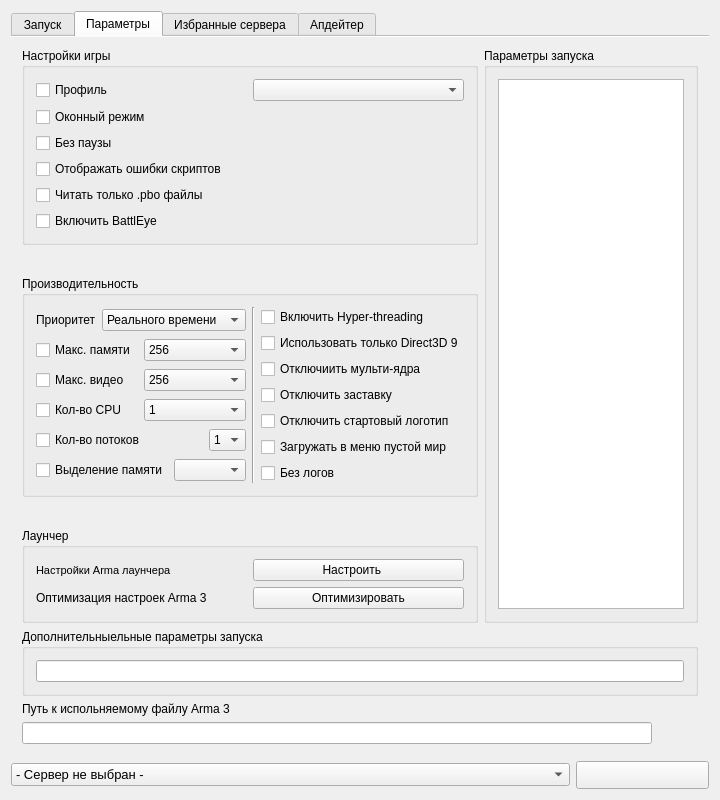
The window that launcher.ui (Fyzu/ArmALauncher) describes before a commit, drawn with Qt 5.
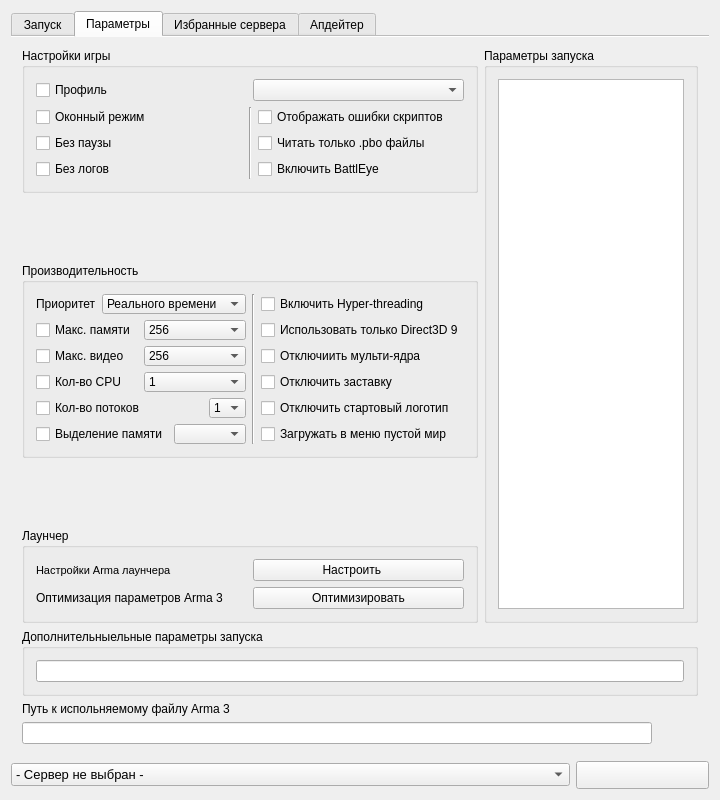
The same window after the commit. The open tabs and pages were chosen to show the change. Icons and pictures are not drawn.

```diff
--- a/launcher.ui
+++ b/launcher.ui
@@ -56,13 +56,13 @@
          <locale language="Russian" country="Russia"/>
         </property>
         <property name="currentIndex">
-         <number>0</number>
+         <number>1</number>
         </property>
         <property name="documentMode">
          <bool>true</bool>
         </property>
         <property name="movable">
-         <bool>true</bool>
+         <bool>false</bool>
         </property>
         <property name="tabBarAutoHide">
          <bool>false</bool>
@@ -391,22 +391,18 @@
          <attribute name="title">
           <string>Параметры</string>
          </attribute>
-         <layout class="QGridLayout" name="gridLayout_3">
+         <layout class="QGridLayout" name="gridLayout_5">
           <item row="0" column="0">
-           <layout class="QVBoxLayout" name="verticalLayout_34">
+           <layout class="QHBoxLayout" name="horizontalLayout_5">
             <item>
-             <layout class="QHBoxLayout" name="horizontalLayout_44">
-              <item>
-               <layout class="QVBoxLayout" name="verticalLayout_35">
+             <layout class="QVBoxLayout" name="verticalLayout_6">
                 <item>
                  <widget class="QGroupBox" name="settingsBox">
                   <property name="title">
                    <string>Настройки игры</string>
                   </property>
-                  <layout class="QGridLayout" name="gridLayout_46">
+                <layout class="QGridLayout" name="gridLayout_3">
                    <item row="0" column="0">
-                    <layout class="QVBoxLayout" name="verticalLayout_36">
-                     <item>
                       <layout class="QHBoxLayout" name="horizontalLayout_45">
                        <item>
                         <widget class="QCheckBox" name="check_name">
@@ -424,6 +420,10 @@
                        </item>
                       </layout>
                      </item>
+                 <item row="1" column="0">
+                  <layout class="QHBoxLayout" name="horizontalLayout_6">
+                   <item>
+                    <layout class="QVBoxLayout" name="verticalLayout_4">
                      <item>
                       <widget class="QCheckBox" name="window">
                        <property name="toolTip">
@@ -447,6 +447,28 @@
                       </widget>
                      </item>
                      <item>
+                      <widget class="QCheckBox" name="noLogs">
+                       <property name="toolTip">
+                        <string>Игра не будет сохранять логи работы,
+увеличивает производительность.</string>
+                       </property>
+                       <property name="text">
+                        <string>Без логов</string>
+                       </property>
+                      </widget>
+                     </item>
+                    </layout>
+                   </item>
+                   <item>
+                    <widget class="Line" name="line_2">
+                     <property name="orientation">
+                      <enum>Qt::Vertical</enum>
+                     </property>
+                    </widget>
+                   </item>
+                   <item>
+                    <layout class="QVBoxLayout" name="verticalLayout_3">
+                     <item>
                       <widget class="QCheckBox" name="showScriptErrors">
                        <property name="toolTip">
                         <string>Отображение ошибок
@@ -481,6 +503,8 @@
                     </layout>
                    </item>
                   </layout>
+                 </item>
+                </layout>
                  </widget>
                 </item>
                 <item>
@@ -509,11 +533,17 @@
                        <item>
                         <widget class="QLabel" name="label_priorityLaunch">
                          <property name="sizePolicy">
-                          <sizepolicy hsizetype="Maximum" vsizetype="Preferred">
+                        <sizepolicy hsizetype="Maximum" vsizetype="Fixed">
                            <horstretch>0</horstretch>
                            <verstretch>0</verstretch>
                           </sizepolicy>
                          </property>
+                       <property name="minimumSize">
+                        <size>
+                         <width>0</width>
+                         <height>20</height>
+                        </size>
+                       </property>
                          <property name="text">
                           <string>Приоритет</string>
                          </property>
@@ -521,6 +551,12 @@
                        </item>
                        <item>
                         <widget class="QComboBox" name="priorityLaunch">
+                       <property name="minimumSize">
+                        <size>
+                         <width>0</width>
+                         <height>20</height>
+                        </size>
+                       </property>
                          <property name="toolTip">
                           <string>Приоритет работы в ОС.</string>
                          </property>
@@ -562,6 +598,12 @@
                       <layout class="QHBoxLayout" name="horizontalLayout_48">
                        <item>
                         <widget class="QCheckBox" name="check_maxMem">
+                       <property name="minimumSize">
+                        <size>
+                         <width>0</width>
+                         <height>20</height>
+                        </size>
+                       </property>
                          <property name="toolTip">
                           <string>Максимальное кол-во памяти ОЗУ
 которые будет использовать игра.
@@ -575,6 +617,12 @@
                        </item>
                        <item>
                         <widget class="QComboBox" name="maxMem">
+                       <property name="minimumSize">
+                        <size>
+                         <width>0</width>
+                         <height>20</height>
+                        </size>
+                       </property>
                          <item>
                           <property name="text">
                            <string>256</string>
@@ -608,6 +656,12 @@
                       <layout class="QHBoxLayout" name="horizontalLayout_49">
                        <item>
                         <widget class="QCheckBox" name="check_maxVRAM">
+                       <property name="minimumSize">
+                        <size>
+                         <width>0</width>
+                         <height>20</height>
+                        </size>
+                       </property>
                          <property name="toolTip">
                           <string>Максимальное кол-во видео памяти 
 которые будет использовать игра.
@@ -621,6 +675,12 @@
                        </item>
                        <item>
                         <widget class="QComboBox" name="maxVRAM">
+                       <property name="minimumSize">
+                        <size>
+                         <width>0</width>
+                         <height>20</height>
+                        </size>
+                       </property>
                          <item>
                           <property name="text">
                            <string>256</string>
@@ -654,6 +714,12 @@
                       <layout class="QHBoxLayout" name="horizontalLayout_50">
                        <item>
                         <widget class="QCheckBox" name="check_cpuCount">
+                       <property name="minimumSize">
+                        <size>
+                         <width>0</width>
+                         <height>20</height>
+                        </size>
+                       </property>
                          <property name="toolTip">
                           <string>Кол-во CPU, которые будет использовать игра.</string>
                          </property>
@@ -664,6 +730,12 @@
                        </item>
                        <item>
                         <widget class="QComboBox" name="cpuCount">
+                       <property name="minimumSize">
+                        <size>
+                         <width>0</width>
+                         <height>2</height>
+                        </size>
+                       </property>
                          <item>
                           <property name="text">
                            <string>1</string>
@@ -712,6 +784,12 @@
                       <layout class="QHBoxLayout" name="horizontalLayout_51">
                        <item>
                         <widget class="QCheckBox" name="check_exThreads">
+                       <property name="minimumSize">
+                        <size>
+                         <width>0</width>
+                         <height>20</height>
+                        </size>
+                       </property>
                          <property name="toolTip">
                           <string>Кол-во потоков, которые игра будет использовать.</string>
                          </property>
@@ -728,6 +806,12 @@
                            <verstretch>0</verstretch>
                           </sizepolicy>
                          </property>
+                       <property name="minimumSize">
+                        <size>
+                         <width>0</width>
+                         <height>20</height>
+                        </size>
+                       </property>
                          <item>
                           <property name="text">
                            <string>1</string>
@@ -756,6 +840,12 @@
                       <layout class="QHBoxLayout" name="horizontalLayout_52">
                        <item>
                         <widget class="QCheckBox" name="check_malloc">
+                       <property name="minimumSize">
+                        <size>
+                         <width>0</width>
+                         <height>20</height>
+                        </size>
+                       </property>
                          <property name="toolTip">
                           <string>Тип выделения памяти,
 Стандартный tbb4_malloc.</string>
@@ -766,7 +856,14 @@
                         </widget>
                        </item>
                        <item>
-                        <widget class="QComboBox" name="malloc"/>
+                      <widget class="QComboBox" name="malloc">
+                       <property name="minimumSize">
+                        <size>
+                         <width>0</width>
+                         <height>20</height>
+                        </size>
+                       </property>
+                      </widget>
                        </item>
                       </layout>
                      </item>
@@ -783,6 +880,12 @@
                     <layout class="QVBoxLayout" name="verticalLayout_38">
                      <item>
                       <widget class="QCheckBox" name="enableHT">
+                     <property name="minimumSize">
+                      <size>
+                       <width>0</width>
+                       <height>20</height>
+                      </size>
+                     </property>
                        <property name="toolTip">
                         <string>Многопоточность, 
 используется в основном на процессорах Intel.</string>
@@ -794,6 +897,12 @@
                      </item>
                      <item>
                       <widget class="QCheckBox" name="winxp">
+                     <property name="minimumSize">
+                      <size>
+                       <width>0</width>
+                       <height>20</height>
+                      </size>
+                     </property>
                        <property name="toolTip">
                         <string>Использование DX9, 
 применяется для ОС WinXP.</string>
@@ -805,6 +914,12 @@
                      </item>
                      <item>
                       <widget class="QCheckBox" name="noCB">
+                     <property name="minimumSize">
+                      <size>
+                       <width>0</width>
+                       <height>20</height>
+                      </size>
+                     </property>
                        <property name="toolTip">
                         <string>Используется лишь 1 ядро процессора.</string>
                        </property>
@@ -815,6 +930,12 @@
                      </item>
                      <item>
                       <widget class="QCheckBox" name="nosplash">
+                     <property name="minimumSize">
+                      <size>
+                       <width>0</width>
+                       <height>20</height>
+                      </size>
+                     </property>
                        <property name="toolTip">
                         <string>Отключить заставку при запуске,
 уменьшает время запуска игры.</string>
@@ -826,6 +947,12 @@
                      </item>
                      <item>
                       <widget class="QCheckBox" name="skipIntro">
+                     <property name="minimumSize">
+                      <size>
+                       <width>0</width>
+                       <height>20</height>
+                      </size>
+                     </property>
                        <property name="toolTip">
                         <string>Отключить логотипы игры при запуске,
 уменьшает время запуска игры.</string>
@@ -837,6 +964,12 @@
                      </item>
                      <item>
                       <widget class="QCheckBox" name="worldEmpty">
+                     <property name="minimumSize">
+                      <size>
+                       <width>0</width>
+                       <height>20</height>
+                      </size>
+                     </property>
                        <property name="toolTip">
                         <string>В меню загружается пустой мир,
 ускоряет время запуска игры.</string>
@@ -846,17 +979,6 @@
                        </property>
                       </widget>
                      </item>
-                     <item>
-                      <widget class="QCheckBox" name="noLogs">
-                       <property name="toolTip">
-                        <string>Игра не будет сохранять логи работы,
-увеличивает производительность.</string>
-                       </property>
-                       <property name="text">
-                        <string>Без логов</string>
-                       </property>
-                      </widget>
-                     </item>
                     </layout>
                    </item>
                   </layout>
@@ -910,7 +1032,7 @@
                         </sizepolicy>
                        </property>
                        <property name="text">
-                        <string>Оптимизация настроек Arma 3</string>
+                      <string>Оптимизация параметров Arma 3</string>
                        </property>
                       </widget>
                      </item>
@@ -935,7 +1057,7 @@
                      <item>
                       <widget class="QPushButton" name="optimize">
                        <property name="toolTip">
-                        <string>Оптимизация настроек игры</string>
+                      <string>Оптимизация параметров игры</string>
                        </property>
                        <property name="text">
                         <string>Оптимизировать</string>
@@ -954,13 +1076,11 @@
                </layout>
               </item>
               <item>
-               <layout class="QVBoxLayout" name="verticalLayout_40">
-                <item>
                  <widget class="QGroupBox" name="runParametersBox">
                   <property name="title">
                    <string>Параметры запуска</string>
                   </property>
-                  <layout class="QGridLayout" name="gridLayout_48">
+              <layout class="QGridLayout" name="gridLayout_6">
                    <item row="0" column="0">
                     <widget class="QTextBrowser" name="runParameters">
                      <property name="font">
@@ -975,8 +1095,8 @@
                 </item>
                </layout>
               </item>
-             </layout>
-            </item>
+          <item row="1" column="0">
+           <layout class="QVBoxLayout" name="verticalLayout_5">
             <item>
              <widget class="QGroupBox" name="label_addParameters">
               <property name="sizePolicy">
@@ -1195,37 +1315,20 @@
               </property>
              </widget>
             </item>
-            <item>
-             <widget class="QPushButton" name="serversTree_about">
-              <property name="enabled">
-               <bool>false</bool>
-              </property>
-              <property name="sizePolicy">
-               <sizepolicy hsizetype="Preferred" vsizetype="Fixed">
-                <horstretch>0</horstretch>
-                <verstretch>0</verstretch>
-               </sizepolicy>
-              </property>
-              <property name="toolTip">
-               <string>Подробная информация о сервере</string>
-              </property>
-              <property name="text">
-               <string>О сервере</string>
-              </property>
-              <property name="icon">
-               <iconset resource="pictures.qrc">
-                <normaloff>:/myresources/IMG/statistics13.png</normaloff>:/myresources/IMG/statistics13.png</iconset>
-              </property>
-              <property name="iconSize">
-               <size>
-                <width>24</width>
-                <height>24</height>
-               </size>
-              </property>
-             </widget>
-            </item>
             <item>
              <widget class="QPushButton" name="serversTree_update">
+              <property name="sizePolicy">
+               <sizepolicy hsizetype="Preferred" vsizetype="Fixed">
+                <horstretch>0</horstretch>
+                <verstretch>0</verstretch>
+               </sizepolicy>
+              </property>
+              <property name="minimumSize">
+               <size>
+                <width>0</width>
+                <height>33</height>
+               </size>
+              </property>
               <property name="toolTip">
                <string>Обновить сервера</string>
               </property>
@@ -1238,8 +1341,8 @@
               </property>
               <property name="iconSize">
                <size>
-                <width>20</width>
-                <height>20</height>
+                <width>24</width>
+                <height>24</height>
                </size>
               </property>
              </widget>
```
Lines whose indentation alone changed are shown as unchanged.
